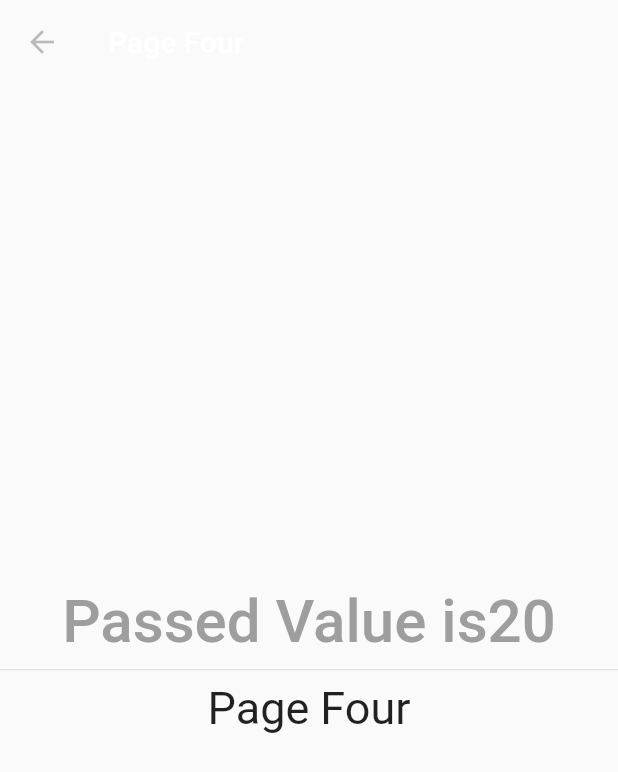
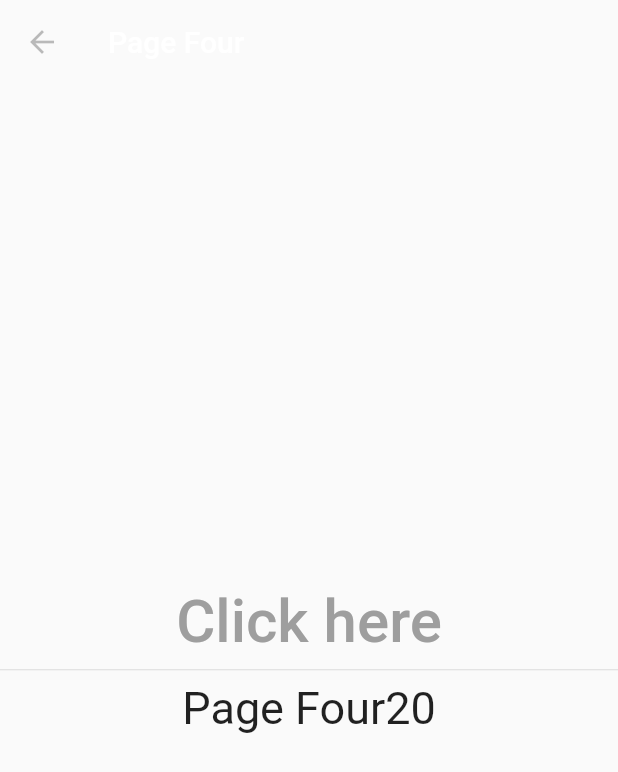
Before and after one commit to Metyme1/FlutterGetx, a Flutter app: the screen it shows after launch, after a tap on "More", on a phone screen of 412 x 824 dp. Shown: the top 772 px of the screen. Run offline on Flutter 3.47's test engine with Material 2 defaults, Android fonts, the phone set to English and light mode, and no system bars; our stand-ins replace get.

Commit message:
2nd commit

```diff
--- a/lib/Screens/HomePage.dart
+++ b/lib/Screens/HomePage.dart
@@ -24,7 +24,7 @@ class HomePage extends StatelessWidget {
                       bottomRight: Radius.circular(40),
                     ),
                     gradient: LinearGradient(
-                      colors: [Colors.teal, Colors.teal.shade50, Colors.teal.shade500],
+                      colors: [Colors.teal, Colors.teal, Colors.teal],
                     )
                 ),
 
@@ -108,7 +108,7 @@ class HomePage extends StatelessWidget {
                     topLeft: Radius.circular(50),
                   ),
                   gradient:LinearGradient(
-                    colors: [Colors.teal, Colors.teal.shade50, Colors.teal.shade500],
+                    colors: [Colors.teal, Colors.teal, Colors.teal],
                   ),
                 ),
                 child: Container(
--- a/lib/Screens/PageFour.dart
+++ b/lib/Screens/PageFour.dart
@@ -2,6 +2,8 @@
 import 'package:flutter/material.dart';
 import 'package:get/get.dart';
 import 'package:get/get_core/src/get_main.dart';
+
+import 'PageFive.dart';
 
 class PageFour extends StatelessWidget {
   @override
@@ -26,15 +28,15 @@ class PageFour extends StatelessWidget {
                 elevation: 0,
                 primary: Colors.transparent,
               ),
-              onPressed: () => null,
+              onPressed: () => Get.to(()=>PageFive()),
               child: Text(
-                "Passed Value is"+Get.parameters['data']!,
+                "Click here",
                 style: TextStyle(fontSize: 40, color:Colors.grey),
               ),
             ),
             Divider(),
             Text(
-              'Page Four',
+              'Page Four'+Get.parameters['data']!,
               style: TextStyle(fontSize: 30),
             ),
           ],
--- a/lib/main.dart
+++ b/lib/main.dart
@@ -14,7 +14,7 @@ class MyApp extends StatelessWidget {
     return GetMaterialApp(
       debugShowCheckedModeBanner: false,
       title: 'Getx',
-      theme: ThemeData(primarySwatch: Colors.deepOrange),
+      theme: ThemeData(primarySwatch: Colors.teal),
       home: HomePage(),
       getPages: [
         GetPage(name:'/course-page',page:()=>PageThree()),
```
Also changed, not shown: lib/Screens/PageFive.dart (+10 -1 lines).
